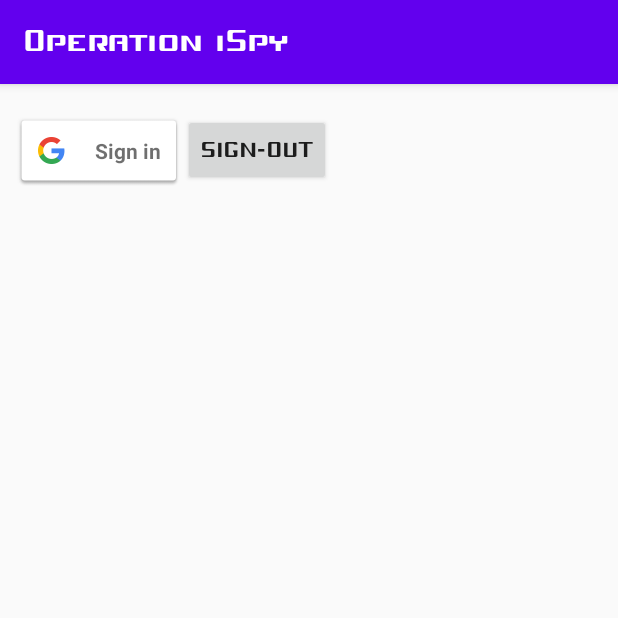
After one commit to lacoite/Operation_iSpy, an Android app: the sing_in screen opened directly, with no data from a screen before it, on a phone screen of 412 x 824 dp, the top half of it. The commit adds this screen. Run offline under Robolectric (Android 15) with nearby library versions, the phone set to English and light mode, and no system bars; our stand-ins replace Firebase (no records; nobody signed in at launch, a user with empty details on screens opened directly).

Commit message:
Prototype sign in Oauth2.0 brought to you by google, linked with firestore.

```diff
--- a/app/build.gradle
+++ b/app/build.gradle
@@ -76,6 +76,8 @@ dependencies {
     implementation 'com.google.mlkit:image-labeling:17.0.7'
 
     implementation 'com.google.code.gson:gson:2.8.6'
+    implementation 'com.google.android.gms:play-services-auth:20.4.1'
+    implementation 'com.google.firebase:firebase-auth:21.2.0'
     androidTestImplementation 'androidx.test:core:1.4.0'
 
     // AndroidJUnitRunner and JUnit Rules
--- a/app/src/main/java/edu/floridapoly/sse/operationispy/CameraActivity.java
+++ b/app/src/main/java/edu/floridapoly/sse/operationispy/CameraActivity.java
@@ -62,7 +62,8 @@ public class CameraActivity extends AppCompatActivity {
         captureImageButton = findViewById(R.id.imageCaptureButton);
 
         context = this;
-        //If all permissions are granted, start the camera. Otherwise request permissions defined in REQUIRED_PERMISSIONS array
+        //If all permissions are granted,
+        // the camera. Otherwise request permissions defined in REQUIRED_PERMISSIONS array
         if(allPermissionsGranted()){
             startCamera(); //start camera if permission has been granted by user
         } else{
--- /dev/null
+++ b/app/src/main/java/edu/floridapoly/sse/operationispy/sing_in.java
@@ -0,0 +1,167 @@
+package edu.floridapoly.sse.operationispy;
+
+
+import static android.content.ContentValues.TAG;
+
+import static edu.floridapoly.sse.operationispy.MainScreenActivity.getContext;
+
+import android.content.Intent;
+import android.graphics.BitmapFactory;
+import android.os.Bundle;
+import android.util.Log;
+import android.view.View;
+import android.widget.Button;
+import android.widget.TextView;
+import android.widget.Toast;
+
+import androidx.annotation.NonNull;
+import androidx.annotation.Nullable;
+import androidx.appcompat.app.AppCompatActivity;
+
+import com.google.android.gms.auth.api.Auth;
+import com.google.android.gms.auth.api.identity.SignInClient;
+import com.google.android.gms.auth.api.identity.SignInCredential;
+import com.google.android.gms.auth.api.signin.GoogleSignInAccount;
+import com.google.android.gms.auth.api.signin.GoogleSignInOptions;
+import com.google.android.gms.auth.api.signin.GoogleSignInResult;
+import com.google.android.gms.common.ConnectionResult;
+import com.google.android.gms.common.SignInButton;
+import com.google.android.gms.common.api.ApiException;
+import com.google.android.gms.common.api.GoogleApiClient;
+import com.google.android.gms.common.api.ResultCallback;
+import com.google.android.gms.common.api.Status;
+import com.google.android.gms.tasks.OnCompleteListener;
+import com.google.android.gms.tasks.Task;
+import com.google.firebase.auth.AuthCredential;
+import com.google.firebase.auth.AuthResult;
+import com.google.firebase.auth.FirebaseAuth;
+import com.google.firebase.auth.FirebaseUser;
+import com.google.firebase.auth.GoogleAuthProvider;
+import com.google.firebase.auth.OAuthCredential;
+import com.google.firebase.firestore.DocumentReference;
+import com.google.firebase.firestore.FirebaseFirestore;
+
+import java.util.HashMap;
+import java.util.Map;
+import java.util.Calendar;
+import java.util.Date;
+
+
+
+public class sing_in extends AppCompatActivity implements GoogleApiClient.OnConnectionFailedListener, View.OnClickListener {
+
+    SignInButton signInButton;
+    Button signOutButton;
+    TextView statusTextView;
+    GoogleApiClient mGoogleApiClient;
+    private static final String TAG = "SignInActivity";
+    private static final int RC_SIGN_IN=9001;
+
+    @Override
+    protected void onCreate(Bundle savedInstanceState){
+        super.onCreate(savedInstanceState);
+        setContentView(R.layout.sign_in);
+
+        GoogleSignInOptions gso = new GoogleSignInOptions.Builder(GoogleSignInOptions.DEFAULT_SIGN_IN).requestEmail().build();
+        mGoogleApiClient = new GoogleApiClient.Builder(this).enableAutoManage(this,this).addApi(Auth.GOOGLE_SIGN_IN_API, gso).build();
+        statusTextView = (TextView) findViewById(R.id.status_textview);
+        signInButton = (SignInButton) findViewById(R.id.sign_in_button);
+        signInButton.setOnClickListener(this);
+        signOutButton = (Button) findViewById(R.id.signOutButton);
+        signOutButton.setOnClickListener(this);
+        signInButton.setEnabled(true);
+
+
+    }
+
+
+    @Override
+    public void onClick(View view) {
+        switch(view.getId()){
+            case R.id.sign_in_button:
+                signIn();
+
+                break;
+            case R.id.signOutButton:
+                signOut();
+                signInButton.setEnabled(true);
+                break;
+        }
+
+    }
+
+
+
+    private void signIn() {
+        Intent signInIntent = Auth.GoogleSignInApi.getSignInIntent(mGoogleApiClient);
+        startActivityForResult(signInIntent,RC_SIGN_IN);
+    }
+
+    @Override
+    public void onActivityResult(int requestCode,int resultCode, Intent data){
+        super.onActivityResult(requestCode,resultCode,data);
+
+        if(requestCode == RC_SIGN_IN){
+            GoogleSignInResult result = Auth.GoogleSignInApi.getSignInResultFromIntent(data);
+            handleSignInResults(result);
+        }
+    }
+
+    private void handleSignInResults(GoogleSignInResult result){
+        Log.d(TAG,"handleSignInResult: " + result.isSuccess());
+        if(result.isSuccess()){
+            GoogleSignInAccount acct = result.getSignInAccount();
+
+
+            statusTextView.setText("Hello, " + acct.getDisplayName());
+            signInButton.setEnabled(false);
+            Log.d(TAG, "Email : " + acct.getEmail());
+            FirebaseFirestore db = FirebaseFirestore.getInstance();
+
+
+
+                Map<String, Object> data = new HashMap<>();
+            Date currentTime = Calendar.getInstance().getTime();
+
+                data.put("Username: ",  acct.getDisplayName() );
+                data.put("email",  acct.getEmail() );
+            data.put("TimeSubmitted: ",  currentTime );
+            data.put("Submitted: ",  "false" );
+
+
+
+            DocumentReference newUserRef = db.collection("User").document();
+
+                db.collection("User").document(newUserRef.getId()).set(data);
+
+                Log.d(TAG, "The ID: "+ newUserRef.getId());
+
+            Intent MainScreenActivity = new Intent(getApplicationContext(), MainScreenActivity.class);
+            startActivity(MainScreenActivity);
+
+
+        }else{
+            Log.d(TAG, "Please try logging in again");
+
+        }
+    }
+
+
+
+
+    public void onConnectionFailed(ConnectionResult connectionResult){
+        Log.d(TAG, "onConnectionFailed; " + connectionResult);
+    }
+    private void signOut() {
+        Auth.GoogleSignInApi.signOut(mGoogleApiClient).setResultCallback(new ResultCallback<Status>() {
+            @Override
+            public void onResult(@NonNull Status status) {
+                statusTextView.setText("Signed Out");
+            }
+
+        });
+
+    }
+
+
+}
--- /dev/null
+++ b/app/src/main/res/layout/sign_in.xml
@@ -0,0 +1,59 @@
+<?xml version="1.0" encoding="utf-8"?>
+
+<LinearLayout xmlns:android="http://schemas.android.com/apk/res/android"
+    xmlns:app="http://schemas.android.com/apk/res-auto"
+    xmlns:tools="http://schemas.android.com/tools"
+    android:layout_width="match_parent"
+    android:layout_height="match_parent"
+    tools:context=".MainScreenActivity"
+    android:orientation="vertical">
+
+    <LinearLayout
+        android:layout_width="match_parent"
+        android:layout_height="wrap_content"
+        android:orientation="vertical"
+        android:layout_marginBottom="20dp"
+        >
+
+        <LinearLayout
+            android:layout_width="match_parent"
+            android:layout_height="match_parent"
+            android:orientation="horizontal"
+            android:paddingLeft="10dp"
+            android:paddingTop="20dp"
+            android:paddingRight="10dp">
+
+            <TextView
+                android:id="@+id/status_textview"
+                android:layout_width="wrap_content"
+                android:layout_height="wrap_content"
+                android:text="" />
+
+
+            <com.google.android.gms.common.SignInButton
+                android:id="@+id/sign_in_button"
+                android:layout_width="wrap_content"
+                android:layout_height="wrap_content"
+                />
+
+            <Button
+                android:id="@+id/signOutButton"
+                android:layout_width="wrap_content"
+                android:layout_height="wrap_content"
+                android:text="Sign-Out"
+                />
+
+
+        </LinearLayout>
+
+
+
+
+
+
+
+
+    </LinearLayout>
+
+
+</LinearLayout>
```
Also changed, not shown: app/src/main/AndroidManifest.xml (+13 -0 lines), app/src/main/java/edu/floridapoly/sse/operationispy/MainScreenActivity.java (+10 -0 lines).
